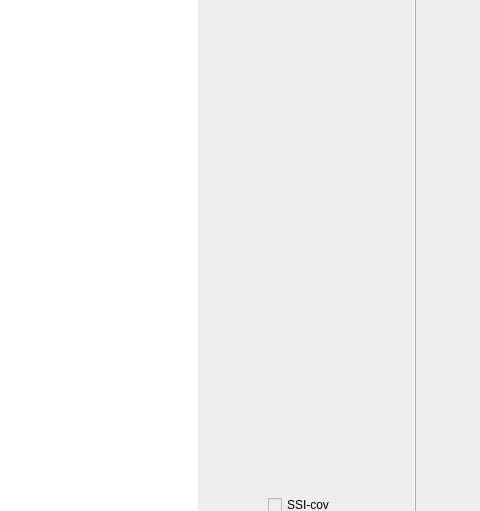
dagghe/PyOMA, file PyOMA_V2.0/py_oma/py_oma_V1.ui: the form before one commit; both pictures show x 634 to 1114 and y 136 to 647 of the 1114 by 852 pixel window.
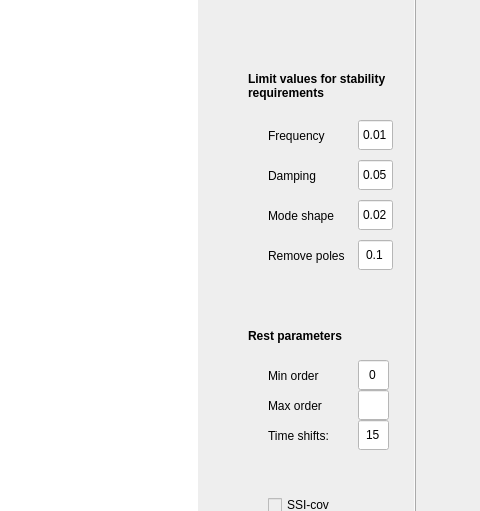
The form after the commit. The open tabs and pages were chosen to show the change. Icons and pictures are not drawn.

Commit message: add parameters + minus in channels

What changed in the file:
```diff
--- a/PyOMA_V2.0/py_oma/py_oma_V1.ui
+++ b/PyOMA_V2.0/py_oma/py_oma_V1.ui
@@ -954,35 +954,6 @@
        <string>Run FDDsvp</string>
       </property>
      </widget>
-     <widget class="QLabel" name="label_justdisplay_20">
-      <property name="geometry">
-       <rect>
-        <x>840</x>
-        <y>610</y>
-        <width>131</width>
-        <height>31</height>
-       </rect>
-      </property>
-      <property name="text">
-       <string>Time shifts</string>
-      </property>
-     </widget>
-     <widget class="QLineEdit" name="lineEdit_TimeShifts">
-      <property name="geometry">
-       <rect>
-        <x>980</x>
-        <y>610</y>
-        <width>61</width>
-        <height>30</height>
-       </rect>
-      </property>
-      <property name="styleSheet">
-       <string notr="true">background-color: rgb(255, 255, 255);</string>
-      </property>
-      <property name="text">
-       <string>15</string>
-      </property>
-     </widget>
      <widget class="QLabel" name="label_justdisplay_15">
       <property name="geometry">
        <rect>
@@ -1927,6 +1898,271 @@
        <string>Figures</string>
       </property>
      </widget>
+     <widget class="QLabel" name="label_justdisplay_52">
+      <property name="geometry">
+       <rect>
+        <x>900</x>
+        <y>530</y>
+        <width>81</width>
+        <height>31</height>
+       </rect>
+      </property>
+      <property name="text">
+       <string>Time shifts:</string>
+      </property>
+     </widget>
+     <widget class="QLineEdit" name="lineEdit_TimeShifts">
+      <property name="geometry">
+       <rect>
+        <x>990</x>
+        <y>530</y>
+        <width>31</width>
+        <height>30</height>
+       </rect>
+      </property>
+      <property name="styleSheet">
+       <string notr="true">background-color: rgb(255, 255, 255);</string>
+      </property>
+      <property name="text">
+       <string>15</string>
+      </property>
+      <property name="alignment">
+       <set>Qt::AlignCenter</set>
+      </property>
+     </widget>
+     <widget class="QLabel" name="label_justdisplay_53">
+      <property name="geometry">
+       <rect>
+        <x>900</x>
+        <y>500</y>
+        <width>81</width>
+        <height>31</height>
+       </rect>
+      </property>
+      <property name="text">
+       <string>Max order</string>
+      </property>
+     </widget>
+     <widget class="QLineEdit" name="lineEdit_MaxOrder">
+      <property name="geometry">
+       <rect>
+        <x>990</x>
+        <y>500</y>
+        <width>31</width>
+        <height>30</height>
+       </rect>
+      </property>
+      <property name="styleSheet">
+       <string notr="true">background-color: rgb(255, 255, 255);</string>
+      </property>
+      <property name="text">
+       <string/>
+      </property>
+     </widget>
+     <widget class="QLineEdit" name="lineEdit_MinOrder">
+      <property name="geometry">
+       <rect>
+        <x>990</x>
+        <y>470</y>
+        <width>31</width>
+        <height>30</height>
+       </rect>
+      </property>
+      <property name="styleSheet">
+       <string notr="true">background-color: rgb(255, 255, 255);</string>
+      </property>
+      <property name="text">
+       <string>0</string>
+      </property>
+      <property name="alignment">
+       <set>Qt::AlignCenter</set>
+      </property>
+     </widget>
+     <widget class="QLabel" name="label_justdisplay_54">
+      <property name="geometry">
+       <rect>
+        <x>900</x>
+        <y>470</y>
+        <width>81</width>
+        <height>31</height>
+       </rect>
+      </property>
+      <property name="text">
+       <string>Min order</string>
+      </property>
+     </widget>
+     <widget class="QLineEdit" name="lineEdit_Lim0">
+      <property name="geometry">
+       <rect>
+        <x>990</x>
+        <y>230</y>
+        <width>35</width>
+        <height>30</height>
+       </rect>
+      </property>
+      <property name="styleSheet">
+       <string notr="true">background-color: rgb(255, 255, 255);</string>
+      </property>
+      <property name="text">
+       <string>0.01</string>
+      </property>
+      <property name="alignment">
+       <set>Qt::AlignCenter</set>
+      </property>
+     </widget>
+     <widget class="QLabel" name="label_justdisplay_55">
+      <property name="geometry">
+       <rect>
+        <x>900</x>
+        <y>230</y>
+        <width>81</width>
+        <height>31</height>
+       </rect>
+      </property>
+      <property name="text">
+       <string>Frequency</string>
+      </property>
+     </widget>
+     <widget class="QLineEdit" name="lineEdit_Lim1">
+      <property name="geometry">
+       <rect>
+        <x>990</x>
+        <y>270</y>
+        <width>35</width>
+        <height>30</height>
+       </rect>
+      </property>
+      <property name="styleSheet">
+       <string notr="true">background-color: rgb(255, 255, 255);</string>
+      </property>
+      <property name="text">
+       <string>0.05</string>
+      </property>
+      <property name="alignment">
+       <set>Qt::AlignCenter</set>
+      </property>
+     </widget>
+     <widget class="QLabel" name="label_justdisplay_56">
+      <property name="geometry">
+       <rect>
+        <x>900</x>
+        <y>270</y>
+        <width>81</width>
+        <height>31</height>
+       </rect>
+      </property>
+      <property name="text">
+       <string>Damping</string>
+      </property>
+     </widget>
+     <widget class="QLineEdit" name="lineEdit_Lim2">
+      <property name="geometry">
+       <rect>
+        <x>990</x>
+        <y>310</y>
+        <width>35</width>
+        <height>30</height>
+       </rect>
+      </property>
+      <property name="styleSheet">
+       <string notr="true">background-color: rgb(255, 255, 255);</string>
+      </property>
+      <property name="text">
+       <string>0.02</string>
+      </property>
+      <property name="alignment">
+       <set>Qt::AlignCenter</set>
+      </property>
+     </widget>
+     <widget class="QLabel" name="label_justdisplay_57">
+      <property name="geometry">
+       <rect>
+        <x>900</x>
+        <y>310</y>
+        <width>81</width>
+        <height>31</height>
+       </rect>
+      </property>
+      <property name="text">
+       <string>Mode shape</string>
+      </property>
+     </widget>
+     <widget class="QLineEdit" name="lineEdit_Lim3">
+      <property name="geometry">
+       <rect>
+        <x>990</x>
+        <y>350</y>
+        <width>35</width>
+        <height>30</height>
+       </rect>
+      </property>
+      <property name="styleSheet">
+       <string notr="true">background-color: rgb(255, 255, 255);</string>
+      </property>
+      <property name="text">
+       <string>0.1</string>
+      </property>
+      <property name="alignment">
+       <set>Qt::AlignCenter</set>
+      </property>
+     </widget>
+     <widget class="QLabel" name="label_justdisplay_58">
+      <property name="geometry">
+       <rect>
+        <x>900</x>
+        <y>350</y>
+        <width>85</width>
+        <height>31</height>
+       </rect>
+      </property>
+      <property name="text">
+       <string>Remove poles</string>
+      </property>
+     </widget>
+     <widget class="QLabel" name="label_justdisplay_59">
+      <property name="geometry">
+       <rect>
+        <x>880</x>
+        <y>170</y>
+        <width>161</width>
+        <height>51</height>
+       </rect>
+      </property>
+      <property name="font">
+       <font>
+        <weight>75</weight>
+        <bold>true</bold>
+       </font>
+      </property>
+      <property name="text">
+       <string>Limit values for stability requirements</string>
+      </property>
+      <property name="wordWrap">
+       <bool>true</bool>
+      </property>
+     </widget>
+     <widget class="QLabel" name="label_justdisplay_60">
+      <property name="geometry">
+       <rect>
+        <x>880</x>
+        <y>430</y>
+        <width>161</width>
+        <height>31</height>
+       </rect>
+      </property>
+      <property name="font">
+       <font>
+        <weight>75</weight>
+        <bold>true</bold>
+       </font>
+      </property>
+      <property name="text">
+       <string>Rest parameters</string>
+      </property>
+      <property name="wordWrap">
+       <bool>true</bool>
+      </property>
+     </widget>
     </widget>
     <widget class="QWidget" name="tab_SSI_res">
      <attribute name="title">
```
Left out of the diff: 35 changed lines with no effect on the pictures. The commit also changes 2 other files.
